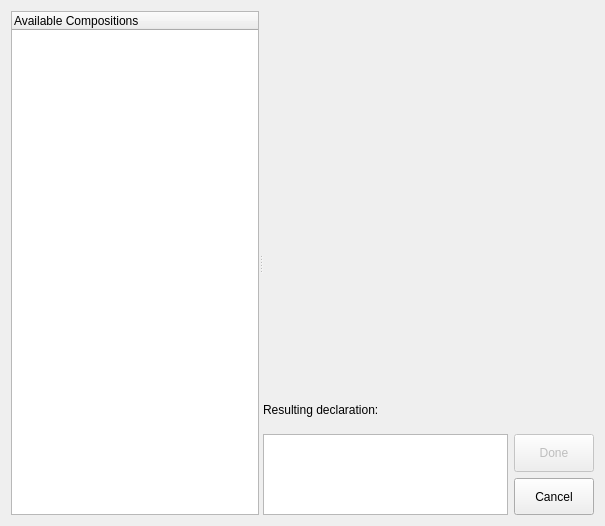
This is lib/syskit/gui/orocos_composer.ui in rock-core/tools-syskit as Qt 5 draws it before an edit. The edited form follows.
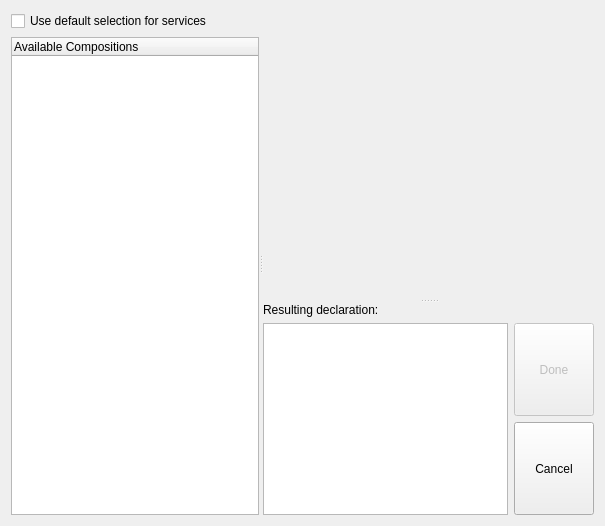
This is the edited form.

Commit message: roby,gui: add mechanisms to delete and/or disable instances in the instanciation GUI

What changed in the file:
```diff
--- a/lib/syskit/gui/orocos_composer.ui
+++ b/lib/syskit/gui/orocos_composer.ui
@@ -13,12 +13,22 @@
   <property name="windowTitle">
    <string>Orocos Composer</string>
   </property>
-  <layout class="QVBoxLayout" name="verticalLayout">
+  <layout class="QVBoxLayout" name="verticalLayout_2">
    <item>
-    <widget class="QSplitter" name="splitter">
+    <widget class="QSplitter" name="hsplitter">
      <property name="orientation">
       <enum>Qt::Horizontal</enum>
      </property>
+     <widget class="QWidget" name="">
+      <layout class="QVBoxLayout" name="verticalLayout">
+       <item>
+        <widget class="QCheckBox" name="use_main_selection">
+         <property name="text">
+          <string>Use default selection for services</string>
+         </property>
+        </widget>
+       </item>
+       <item>
      <widget class="QTreeWidget" name="compositionModels">
       <property name="sizePolicy">
        <sizepolicy hsizetype="Preferred" vsizetype="Expanding">
@@ -44,12 +54,13 @@
        </property>
       </column>
      </widget>
-     <widget class="QWidget" name="">
-      <layout class="QGridLayout" name="gridLayout" rowstretch="10,1,1,1">
-       <property name="sizeConstraint">
-        <enum>QLayout::SetNoConstraint</enum>
-       </property>
-       <item row="0" column="0" colspan="2">
+       </item>
+      </layout>
+     </widget>
+     <widget class="QSplitter" name="vsplitter">
+      <property name="orientation">
+       <enum>Qt::Vertical</enum>
+      </property>
         <widget class="QWidget" name="graphHolder" native="true">
          <property name="sizePolicy">
           <sizepolicy hsizetype="Expanding" vsizetype="Expanding">
@@ -58,15 +69,16 @@
           </sizepolicy>
          </property>
         </widget>
-       </item>
-       <item row="1" column="0">
+      <widget class="QWidget" name="">
+       <layout class="QGridLayout" name="gridLayout">
+        <item row="0" column="0">
         <widget class="QLabel" name="label">
          <property name="text">
           <string>Resulting declaration:</string>
          </property>
         </widget>
        </item>
-       <item row="2" column="0" rowspan="2">
+        <item row="1" column="0" rowspan="2">
         <widget class="QTextBrowser" name="codeDisplay">
          <property name="sizePolicy">
           <sizepolicy hsizetype="Expanding" vsizetype="Expanding">
@@ -76,7 +88,7 @@
          </property>
         </widget>
        </item>
-       <item row="2" column="1">
+        <item row="1" column="1">
         <widget class="QPushButton" name="btnDone">
          <property name="enabled">
           <bool>false</bool>
@@ -92,7 +104,7 @@
          </property>
         </widget>
        </item>
-       <item row="3" column="1">
+        <item row="2" column="1">
         <widget class="QPushButton" name="btnCancel">
          <property name="enabled">
           <bool>true</bool>
@@ -115,6 +127,7 @@
         </widget>
        </item>
       </layout>
+      </widget>
      </widget>
     </widget>
    </item>
```
Lines whose indentation alone changed are shown as unchanged. The commit also changes 3 other files.
